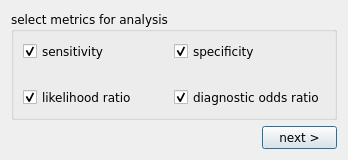
Before: the Qt Designer form src/forms/diagnostic_metrics.ui in AliSalman-et-al/openmeta-analyst-community, drawn with Qt 5.
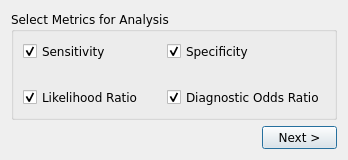
After: the same form once the commit is applied. Icons and pictures are not drawn.

Diff of the .ui file:
```diff
--- a/src/forms/diagnostic_metrics.ui
+++ b/src/forms/diagnostic_metrics.ui
@@ -41,7 +41,7 @@
    <item row="0" column="0">
     <widget class="QGroupBox" name="metrics_grp_box">
      <property name="title">
-      <string>select metrics for analysis</string>
+      <string>Select Metrics for Analysis</string>
      </property>
      <layout class="QVBoxLayout" name="verticalLayout">
       <item>
@@ -49,7 +49,7 @@
         <item row="0" column="0">
          <widget class="QCheckBox" name="chk_box_sens">
           <property name="text">
-           <string>sensitivity</string>
+           <string>Sensitivity</string>
           </property>
           <property name="checked">
            <bool>true</bool>
@@ -59,7 +59,7 @@
         <item row="0" column="1">
          <widget class="QCheckBox" name="chk_box_spec">
           <property name="text">
-           <string>specificity</string>
+           <string>Specificity</string>
           </property>
           <property name="checked">
            <bool>true</bool>
@@ -69,7 +69,7 @@
         <item row="2" column="0">
          <widget class="QCheckBox" name="chk_box_lr">
           <property name="text">
-           <string>likelihood ratio</string>
+           <string>Likelihood Ratio</string>
           </property>
           <property name="checked">
            <bool>true</bool>
@@ -79,7 +79,7 @@
         <item row="2" column="1">
          <widget class="QCheckBox" name="chk_box_dor">
           <property name="text">
-           <string>diagnostic odds ratio</string>
+           <string>Diagnostic Odds Ratio</string>
           </property>
           <property name="checked">
            <bool>true</bool>
@@ -128,7 +128,7 @@
         </size>
        </property>
        <property name="text">
-        <string>next &gt;</string>
+        <string>Next &gt;</string>
        </property>
       </widget>
      </item>
```
